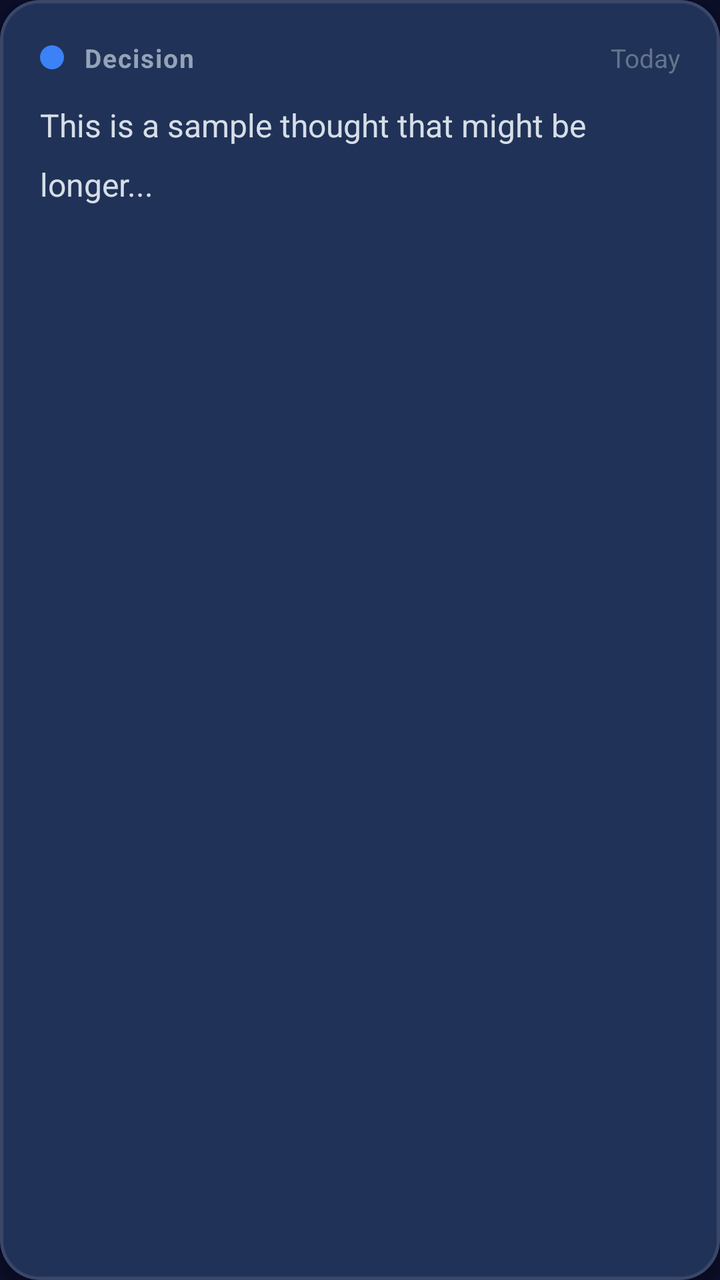
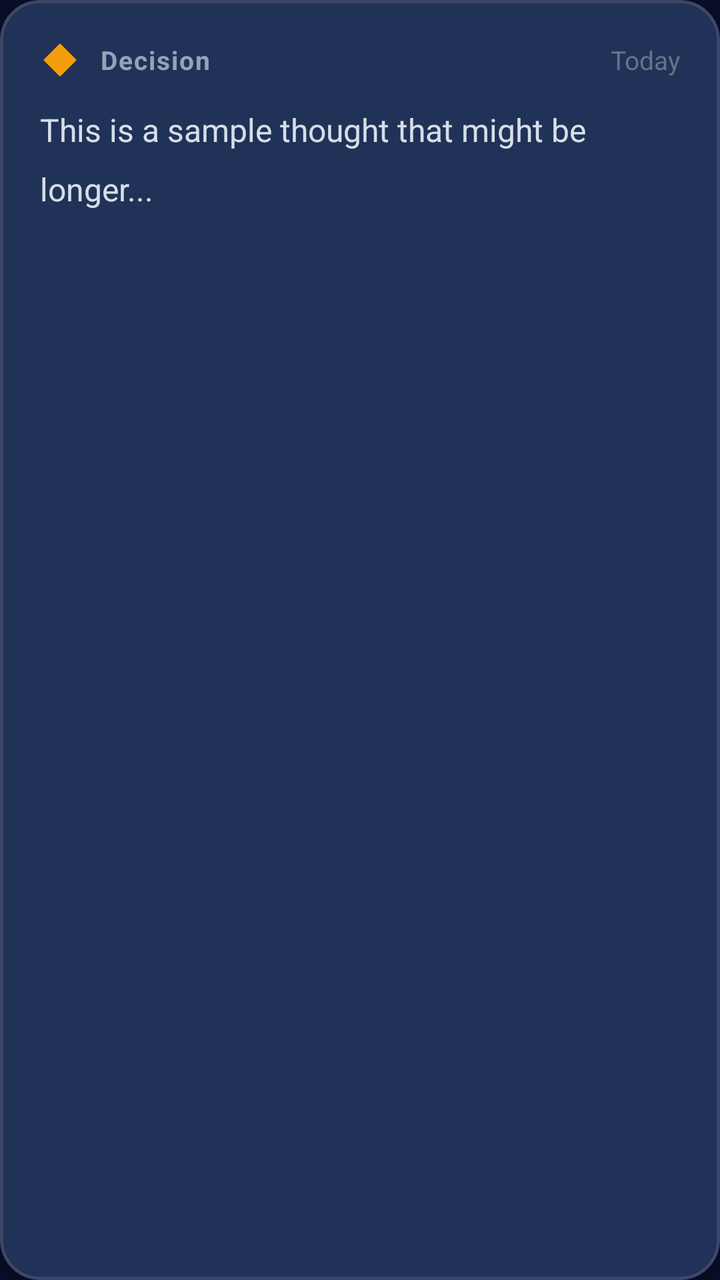

An Android layout rendered at two revisions. The XML below is the earlier revision; the diff shows what the commit changed to produce the second picture.
<!-- AndroidManifest.xml: application theme Theme.SecondBrainLite -->
<!-- res/layout/item_thought_card.xml -->
<?xml version="1.0" encoding="utf-8"?>
<com.google.android.material.card.MaterialCardView 
    xmlns:android="http://schemas.android.com/apk/res/android"
    xmlns:app="http://schemas.android.com/apk/res-auto"
    android:id="@+id/thoughtCard"
    android:layout_width="match_parent"
    android:layout_height="wrap_content"
    android:layout_marginTop="10dp"
    android:layout_marginBottom="10dp"
    android:clickable="true"
    android:focusable="true"
    app:cardBackgroundColor="@color/card_background"
    app:cardCornerRadius="20dp"
    app:cardElevation="4dp"
    app:strokeWidth="1.5dp"
    app:strokeColor="@color/card_stroke"
    app:rippleColor="@color/ripple_color">

    <LinearLayout
        android:layout_width="match_parent"
        android:layout_height="wrap_content"
        android:orientation="vertical"
        android:padding="20dp">

        
        <LinearLayout
            android:layout_width="match_parent"
            android:layout_height="wrap_content"
            android:orientation="horizontal"
            android:gravity="center_vertical"
            android:paddingBottom="4dp">

            
            <View
                android:id="@+id/categoryDot"
                android:layout_width="12dp"
                android:layout_height="12dp"
                android:background="@drawable/circle_shape"/>

            
            <TextView
                android:id="@+id/categoryTextView"
                android:layout_width="0dp"
                android:layout_height="wrap_content"
                android:layout_weight="1"
                android:layout_marginStart="10dp"
                android:textColor="@color/text_secondary"
                android:textSize="13sp"
                android:textStyle="bold"
                android:letterSpacing="0.05"
                android:text="Decision"/>

            
            <TextView
                android:id="@+id/pinnedIndicator"
                android:layout_width="wrap_content"
                android:layout_height="wrap_content"
                android:text="@string/pinned"
                android:textColor="@color/primary_cyan"
                android:textSize="12sp"
                android:textStyle="bold"
                android:paddingHorizontal="10dp"
                android:paddingVertical="4dp"
                android:background="@drawable/rounded_bg"
                android:visibility="gone"/>

            
            <TextView
                android:id="@+id/dateTextView"
                android:layout_width="wrap_content"
                android:layout_height="wrap_content"
                android:layout_marginStart="10dp"
                android:textColor="@color/text_tertiary"
                android:textSize="13sp"
                android:text="Today"/>

        </LinearLayout>

        
        <TextView
            android:id="@+id/titleTextView"
            android:layout_width="match_parent"
            android:layout_height="wrap_content"
            android:layout_marginTop="14dp"
            android:textColor="@color/text_off_white"
            android:textSize="20sp"
            android:textStyle="bold"
            android:maxLines="1"
            android:letterSpacing="0.01"
            android:ellipsize="end"
            android:visibility="gone"/>

        
        <TextView
            android:id="@+id/thoughtTextView"
            android:layout_width="match_parent"
            android:layout_height="wrap_content"
            android:layout_marginTop="10dp"
            android:textColor="@color/text_primary"
            android:textSize="16sp"
            android:lineSpacingMultiplier="1.5"
            android:maxLines="3"
            android:ellipsize="end"
            android:alpha="0.95"
            android:text="This is a sample thought that might be longer..."/>

    </LinearLayout>

</com.google.android.material.card.MaterialCardView>
<!-- resources referenced by this layout -->
<resources>
  <color name="card_background">#1E2A47</color>
  <color name="card_stroke">#3B4668</color>
  <color name="primary_cyan">#22D3EE</color>
  <color name="ripple_color">#4A5568</color>
  <color name="text_off_white">#F8FAFC</color>
  <color name="text_primary">#E2E8F0</color>
  <color name="text_secondary">#94A3B8</color>
  <color name="text_tertiary">#64748B</color>
  <!-- drawable circle_shape (drawable) -->
  <?xml version="1.0" encoding="utf-8"?>
  <shape xmlns:android="http://schemas.android.com/apk/res/android"
      android:shape="oval">
      <solid android:color="@color/primary_soft_blue"/>
  </shape>
  <!-- drawable rounded_bg (drawable) -->
  <?xml version="1.0" encoding="utf-8"?>
  <shape xmlns:android="http://schemas.android.com/apk/res/android">
      <solid android:color="@color/card_background" />
      <corners android:radius="16dp" />
      <stroke
          android:width="1dp"
          android:color="@color/card_stroke" />
  </shape>
  <string name="pinned">Pinned</string>
  <style name="Theme.SecondBrainLite" parent="Base.Theme.SecondBrainLite" />
  <color name="primary_soft_blue">#3B82F6</color>
  <style name="Base.Theme.SecondBrainLite" parent="Theme.Material3.Dark.NoActionBar">
          
          <item name="colorPrimary">@color/primary_soft_blue</item>
          <item name="colorPrimaryVariant">@color/primary_soft_blue</item>
          <item name="colorOnPrimary">@color/background_dark_navy</item>
          
          
          <item name="colorSecondary">@color/secondary_green</item>
          <item name="colorSecondaryVariant">@color/secondary_green</item>
          <item name="colorOnSecondary">@color/background_dark_navy</item>
          
          
          <item name="android:colorBackground">@color/background_dark_navy</item>
          <item name="colorSurface">@color/card_background</item>
          <item name="colorOnSurface">@color/text_off_white</item>
          
          
          <item name="android:textColorPrimary">@color/text_off_white</item>
          <item name="android:textColorSecondary">@color/text_secondary</item>
          
          
          <item name="android:statusBarColor">@color/background_dark_navy</item>
          <item name="android:windowLightStatusBar" tools:targetApi="m">false</item>
          
          
          <item name="android:navigationBarColor">@color/background_dark_navy</item>
      </style>
  <color name="background_dark_navy">#0A0E27</color>
  <color name="secondary_green">#10B981</color>
</resources>

<!-- the commit's change to res/layout/item_thought_card.xml (unified diff, before → after) -->
@@ -31,11 +31,12 @@
             android:paddingBottom="4dp">
 
             
-            <View
-                android:id="@+id/categoryDot"
-                android:layout_width="12dp"
-                android:layout_height="12dp"
-                android:background="@drawable/circle_shape"/>
+            <ImageView
+                android:id="@+id/categoryIcon"
+                android:layout_width="20dp"
+                android:layout_height="20dp"
+                android:src="@drawable/ic_category_decision"
+                android:contentDescription="Category icon"/>
 
             
             <TextView
<!-- resource entries referenced after the edit -->
@@ -8,12 +8,17 @@
   <color name="text_primary">#E2E8F0</color>
   <color name="text_secondary">#94A3B8</color>
   <color name="text_tertiary">#64748B</color>
-  <!-- drawable circle_shape (drawable) -->
+  <!-- drawable ic_category_decision (drawable) -->
   <?xml version="1.0" encoding="utf-8"?>
-  <shape xmlns:android="http://schemas.android.com/apk/res/android"
-      android:shape="oval">
-      <solid android:color="@color/primary_soft_blue"/>
-  </shape>
+  <vector xmlns:android="http://schemas.android.com/apk/res/android"
+      android:width="24dp"
+      android:height="24dp"
+      android:viewportWidth="24"
+      android:viewportHeight="24">
+      <path
+          android:fillColor="@color/category_decision"
+          android:pathData="M12,2l10,10l-10,10l-10,-10z"/>
+  </vector>
   <!-- drawable rounded_bg (drawable) -->
   <?xml version="1.0" encoding="utf-8"?>
   <shape xmlns:android="http://schemas.android.com/apk/res/android">
@@ -25,7 +30,7 @@
   </shape>
   <string name="pinned">Pinned</string>
   <style name="Theme.SecondBrainLite" parent="Base.Theme.SecondBrainLite" />
-  <color name="primary_soft_blue">#3B82F6</color>
+  <color name="category_decision">#F59E0B</color>
   <style name="Base.Theme.SecondBrainLite" parent="Theme.Material3.Dark.NoActionBar">
           
           <item name="colorPrimary">@color/primary_soft_blue</item>
@@ -53,6 +58,7 @@
           
           <item name="android:navigationBarColor">@color/background_dark_navy</item>
       </style>
+  <color name="primary_soft_blue">#3B82F6</color>
   <color name="background_dark_navy">#0A0E27</color>
   <color name="secondary_green">#10B981</color>
 </resources>
